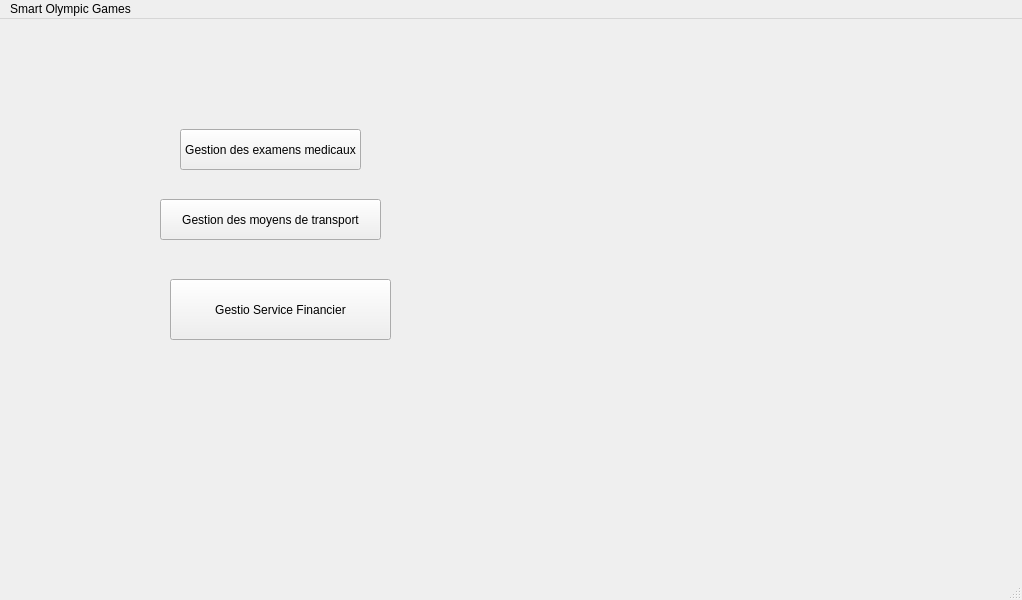
Qt form mainwindow.ui (TristanMendes/Smart-Olympic-Games) before a commit.
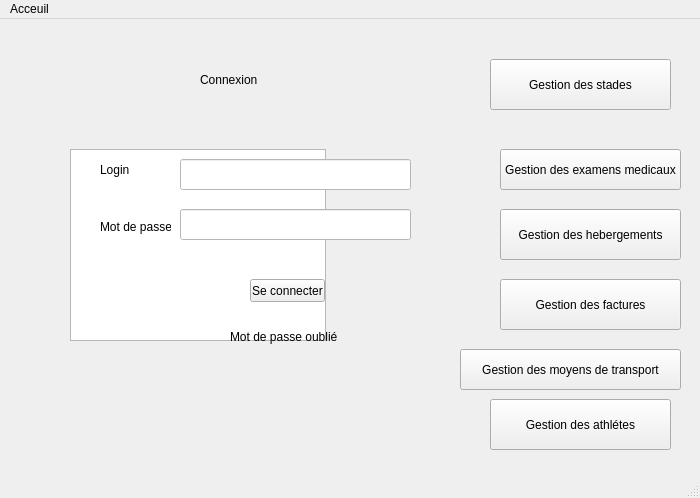
The same form after that commit. Icons and pictures are not drawn.

Patch:
```diff
--- a/mainwindow.ui
+++ b/mainwindow.ui
@@ -6,52 +6,208 @@
    <rect>
     <x>0</x>
     <y>0</y>
-    <width>1022</width>
-    <height>600</height>
+    <width>700</width>
+    <height>498</height>
    </rect>
   </property>
   <property name="windowTitle">
    <string>MainWindow</string>
   </property>
   <widget class="QWidget" name="centralwidget">
-   <widget class="QPushButton" name="pb_gestion_examens_medicaux">
+   <widget class="QTableView" name="utilisateurs">
     <property name="geometry">
      <rect>
-      <x>180</x>
-      <y>110</y>
-      <width>181</width>
-      <height>41</height>
+      <x>70</x>
+      <y>130</y>
+      <width>256</width>
+      <height>192</height>
      </rect>
     </property>
-    <property name="text">
-     <string>Gestion des examens medicaux</string>
-    </property>
    </widget>
-   <widget class="QPushButton" name="pushButton">
+   <widget class="QWidget" name="widget" native="true">
     <property name="geometry">
      <rect>
-      <x>160</x>
-      <y>180</y>
-      <width>221</width>
-      <height>41</height>
+      <x>0</x>
+      <y>0</y>
+      <width>691</width>
+      <height>461</height>
      </rect>
     </property>
-    <property name="text">
-     <string>Gestion des moyens de transport</string>
+    <property name="styleSheet">
+     <string notr="true">background-image: url(:/image_fond.jpg);</string>
     </property>
-   </widget>
-   <widget class="QPushButton" name="pushbutton_service_financier">
-    <property name="geometry">
-     <rect>
-      <x>170</x>
-      <y>260</y>
-      <width>221</width>
-      <height>61</height>
-     </rect>
-    </property>
-    <property name="text">
-     <string>Gestio Service Financier</string>
-    </property>
+    <widget class="QLabel" name="label_10">
+     <property name="geometry">
+      <rect>
+       <x>230</x>
+       <y>310</y>
+       <width>111</width>
+       <height>16</height>
+      </rect>
+     </property>
+     <property name="text">
+      <string>Mot de passe oublié ?</string>
+     </property>
+    </widget>
+    <widget class="QLabel" name="label_12">
+     <property name="geometry">
+      <rect>
+       <x>100</x>
+       <y>200</y>
+       <width>71</width>
+       <height>16</height>
+      </rect>
+     </property>
+     <property name="text">
+      <string>Mot de passe</string>
+     </property>
+    </widget>
+    <widget class="QLabel" name="label_7">
+     <property name="geometry">
+      <rect>
+       <x>200</x>
+       <y>30</y>
+       <width>271</width>
+       <height>61</height>
+      </rect>
+     </property>
+     <property name="styleSheet">
+      <string notr="true">font: 30pt &quot;Calibri&quot;;</string>
+     </property>
+     <property name="text">
+      <string>Connexion</string>
+     </property>
+    </widget>
+    <widget class="QPushButton" name="pushButton_3">
+     <property name="geometry">
+      <rect>
+       <x>250</x>
+       <y>260</y>
+       <width>75</width>
+       <height>23</height>
+      </rect>
+     </property>
+     <property name="text">
+      <string>Se connecter</string>
+     </property>
+    </widget>
+    <widget class="QLineEdit" name="L_connec_login">
+     <property name="geometry">
+      <rect>
+       <x>180</x>
+       <y>140</y>
+       <width>231</width>
+       <height>31</height>
+      </rect>
+     </property>
+     <property name="styleSheet">
+      <string notr="true">background-color: rgb(255, 255, 255);</string>
+     </property>
+    </widget>
+    <widget class="QLabel" name="label_9">
+     <property name="geometry">
+      <rect>
+       <x>100</x>
+       <y>140</y>
+       <width>51</width>
+       <height>21</height>
+      </rect>
+     </property>
+     <property name="text">
+      <string>Login</string>
+     </property>
+    </widget>
+    <widget class="QLineEdit" name="L_connec_mdp">
+     <property name="geometry">
+      <rect>
+       <x>180</x>
+       <y>190</y>
+       <width>231</width>
+       <height>31</height>
+      </rect>
+     </property>
+     <property name="styleSheet">
+      <string notr="true">background-color: rgb(255, 255, 255);</string>
+     </property>
+    </widget>
+    <widget class="QPushButton" name="gestion_stades">
+     <property name="geometry">
+      <rect>
+       <x>490</x>
+       <y>40</y>
+       <width>181</width>
+       <height>51</height>
+      </rect>
+     </property>
+     <property name="text">
+      <string>Gestion des stades</string>
+     </property>
+    </widget>
+    <widget class="QPushButton" name="pb_gestion_examens_medicaux">
+     <property name="geometry">
+      <rect>
+       <x>500</x>
+       <y>130</y>
+       <width>181</width>
+       <height>41</height>
+      </rect>
+     </property>
+     <property name="text">
+      <string>Gestion des examens medicaux</string>
+     </property>
+    </widget>
+    <widget class="QPushButton" name="gestion_hebergements">
+     <property name="geometry">
+      <rect>
+       <x>500</x>
+       <y>190</y>
+       <width>181</width>
+       <height>51</height>
+      </rect>
+     </property>
+     <property name="text">
+      <string>Gestion des hebergements</string>
+     </property>
+    </widget>
+    <widget class="QPushButton" name="gestion_factures">
+     <property name="geometry">
+      <rect>
+       <x>500</x>
+       <y>260</y>
+       <width>181</width>
+       <height>51</height>
+      </rect>
+     </property>
+     <property name="text">
+      <string>Gestion des factures</string>
+     </property>
+    </widget>
+    <widget class="QPushButton" name="pb_gestion_moyens_transport">
+     <property name="geometry">
+      <rect>
+       <x>460</x>
+       <y>330</y>
+       <width>221</width>
+       <height>41</height>
+      </rect>
+     </property>
+     <property name="text">
+      <string>Gestion des moyens de transport</string>
+     </property>
+    </widget>
+    <widget class="QPushButton" name="gestion_athletes">
+     <property name="geometry">
+      <rect>
+       <x>490</x>
+       <y>380</y>
+       <width>181</width>
+       <height>51</height>
+      </rect>
+     </property>
+     <property name="text">
+      <string>Gestion des athlétes</string>
+     </property>
+    </widget>
    </widget>
   </widget>
   <widget class="QMenuBar" name="menubar">
@@ -59,16 +215,16 @@
     <rect>
      <x>0</x>
      <y>0</y>
-     <width>1022</width>
+     <width>700</width>
      <height>22</height>
     </rect>
    </property>
-   <widget class="QMenu" name="menuSmart_Olympic_Games">
+   <widget class="QMenu" name="menuAcceuil">
     <property name="title">
-     <string>Smart Olympic Games</string>
+     <string>Acceuil</string>
     </property>
    </widget>
-   <addaction name="menuSmart_Olympic_Games"/>
+   <addaction name="menuAcceuil"/>
   </widget>
   <widget class="QStatusBar" name="statusbar"/>
  </widget>
```
